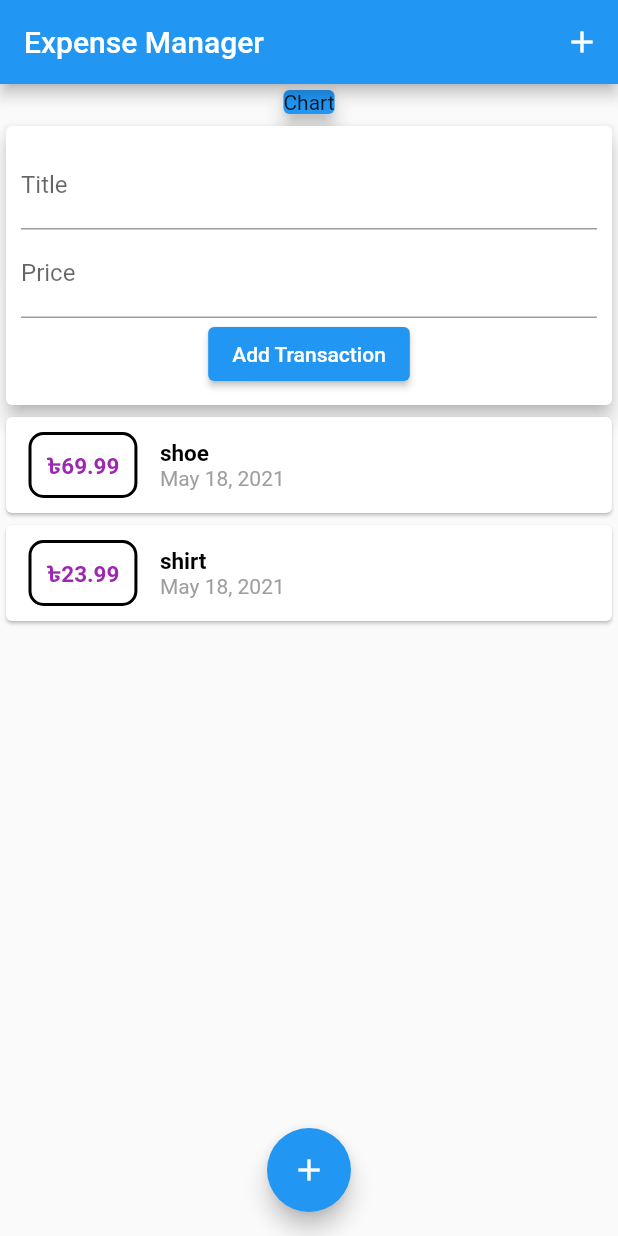
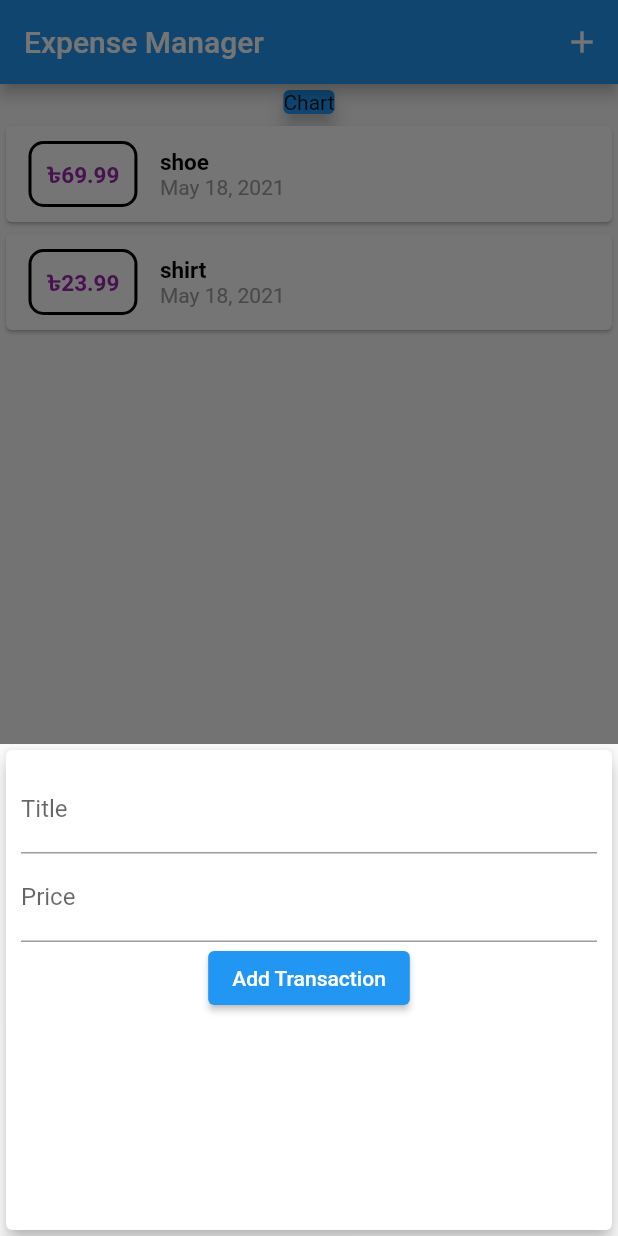
Before and after one commit to SaminYeaser/expense_manager, a Flutter app: the screen it shows after launch, after a tap on the "add" icon, on a phone screen of 412 x 824 dp. Run offline on Flutter 3.47's test engine with Material 2 defaults, Android fonts, the phone set to English and light mode, and no system bars.

Commit message:
bug fixed

```diff
--- a/lib/main.dart
+++ b/lib/main.dart
@@ -1,7 +1,8 @@
-
-import 'package:expense_manager/widget/user_transaction.dart';
+import 'package:expense_manager/widget/newTransection.dart';
+import 'package:expense_manager/widget/transaction_list.dart';
 import 'package:flutter/material.dart';
 
+import 'model/transaction.dart';
 
 void main() {
   runApp(MyApp());
@@ -9,7 +10,7 @@ void main() {
 
 class MyApp extends StatelessWidget {
   // This widget is the root of your application.
-  @override
+
   Widget build(BuildContext context) {
     return MaterialApp(
       title: 'Flutter Demo',
@@ -22,7 +23,36 @@ class MyApp extends StatelessWidget {
   }
 }
 
-class MyHomePage extends StatelessWidget {
+class MyHomePage extends StatefulWidget {
+  @override
+  _MyHomePageState createState() => _MyHomePageState();
+}
+
+class _MyHomePageState extends State<MyHomePage> {
+  final List<Transaction> _userTransaction = [
+    Transaction(title: 'shoe', id: 'd1', price: 69.99, date: DateTime.now()),
+    Transaction(title: 'shirt', id: 'd2', price: 23.99, date: DateTime.now())
+  ];
+
+  void _addNewTransaction(String txTitle, double txPrice) {
+    final newTransaction = Transaction(
+        title: txTitle,
+        price: txPrice,
+        date: DateTime.now(),
+        id: DateTime.now().toString());
+
+    setState(() {
+      _userTransaction.add(newTransaction);
+    });
+  }
+
+  void _startNewTransaction(BuildContext ctx) {
+    showModalBottomSheet(
+        context: ctx,
+        builder: (bCtx) {
+          return NewTransaction(_addNewTransaction);
+        });
+  }
 
   @override
   Widget build(BuildContext context) {
@@ -30,7 +60,9 @@ class MyHomePage extends StatelessWidget {
       appBar: AppBar(
         title: Text('Expense Manager'),
         actions: [
-          IconButton(icon: Icon(Icons.add), onPressed: (){})
+          IconButton(
+              icon: Icon(Icons.add),
+              onPressed: () => _startNewTransaction(context))
         ],
       ),
       body: SingleChildScrollView(
@@ -45,14 +77,14 @@ class MyHomePage extends StatelessWidget {
                 child: Text('Chart'),
               ),
             ),
-            UserTransaction()
+            TransactionList(_userTransaction)
           ],
         ),
       ),
       floatingActionButtonLocation: FloatingActionButtonLocation.centerFloat,
       floatingActionButton: FloatingActionButton(
         child: Icon(Icons.add),
-        onPressed: (){},
+        onPressed: () => _startNewTransaction(context),
       ),
     );
   }
--- a/lib/widget/newTransection.dart
+++ b/lib/widget/newTransection.dart
@@ -1,13 +1,20 @@
-import 'package:expense_manager/widget/user_transaction.dart';
+
 import 'package:flutter/material.dart';
 
 
-class NewTransaction extends StatelessWidget {
+class NewTransaction extends StatefulWidget {
   final Function addTransaction;
-  final titleController = TextEditingController();
-  final priceController = TextEditingController();
 
   NewTransaction(this.addTransaction);
+
+  @override
+  _NewTransactionState createState() => _NewTransactionState();
+}
+
+class _NewTransactionState extends State<NewTransaction> {
+  final titleController = TextEditingController();
+
+  final priceController = TextEditingController();
 
   void submitData(){
     final enteredTitle = titleController.text;
@@ -16,19 +23,21 @@ class NewTransaction extends StatelessWidget {
     if(enteredTitle.isEmpty || enteredPrice<=0){
       return;
     }
-    addTransaction(
+    widget.addTransaction(
         enteredTitle,
         enteredPrice
     );
+    Navigator.of(context).pop();
   }
 
   @override
   Widget build(BuildContext context) {
 
-
     return Card(
       elevation: 5,
+      child: SingleChildScrollView(
         child: Container(
+          height: 300,
           margin: EdgeInsets.all(10),
           child: Column(
             children: [
@@ -52,6 +61,7 @@ class NewTransaction extends StatelessWidget {
             ],
           ),
         ),
+      ),
     );
   }
 }
--- a/lib/widget/user_transaction.dart
+++ /dev/null
@@ -1,38 +0,0 @@
-import 'package:expense_manager/model/transaction.dart';
-import 'package:expense_manager/widget/transaction_list.dart';
-import 'package:flutter/material.dart';
-
-import 'newTransection.dart';
-
-class UserTransaction extends StatefulWidget {
-  const UserTransaction({Key key}) : super(key: key);
-
-  @override
-  _UserTransactionState createState() => _UserTransactionState();
-}
-
-class _UserTransactionState extends State<UserTransaction> {
-  final List<Transaction> _userTransaction = [
-    Transaction(title: 'shoe', id: 'd1', price: 69.99, date: DateTime.now()),
-    Transaction(title: 'shirt', id: 'd2', price: 23.99, date: DateTime.now())
-  ];
-
-  void _addNewTransaction(String txTitle, double txPrice) {
-    final newTransaction = Transaction(
-        title: txTitle,
-        price: txPrice,
-        date: DateTime.now(),
-        id: DateTime.now().toString());
-
-    setState(() {
-      _userTransaction.add(newTransaction);
-    });
-  }
-
-  @override
-  Widget build(BuildContext context) {
-    return Column(
-      children: [NewTransaction(_addNewTransaction), TransactionList(_userTransaction)],
-    );
-  }
-}
```
Lines whose indentation alone changed are shown as unchanged.
